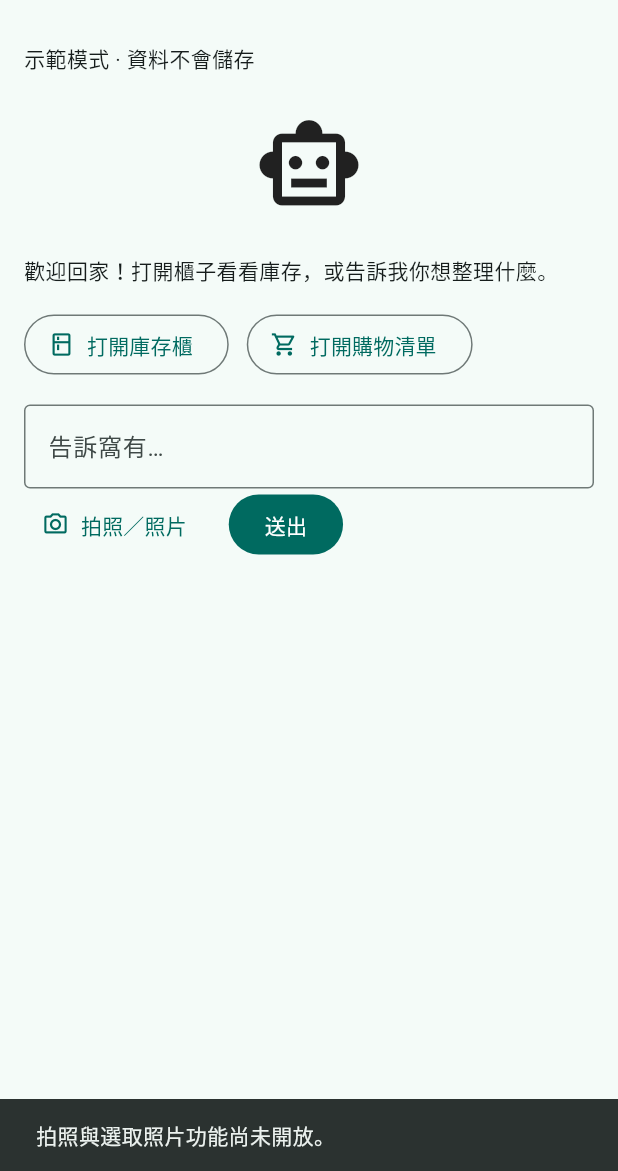
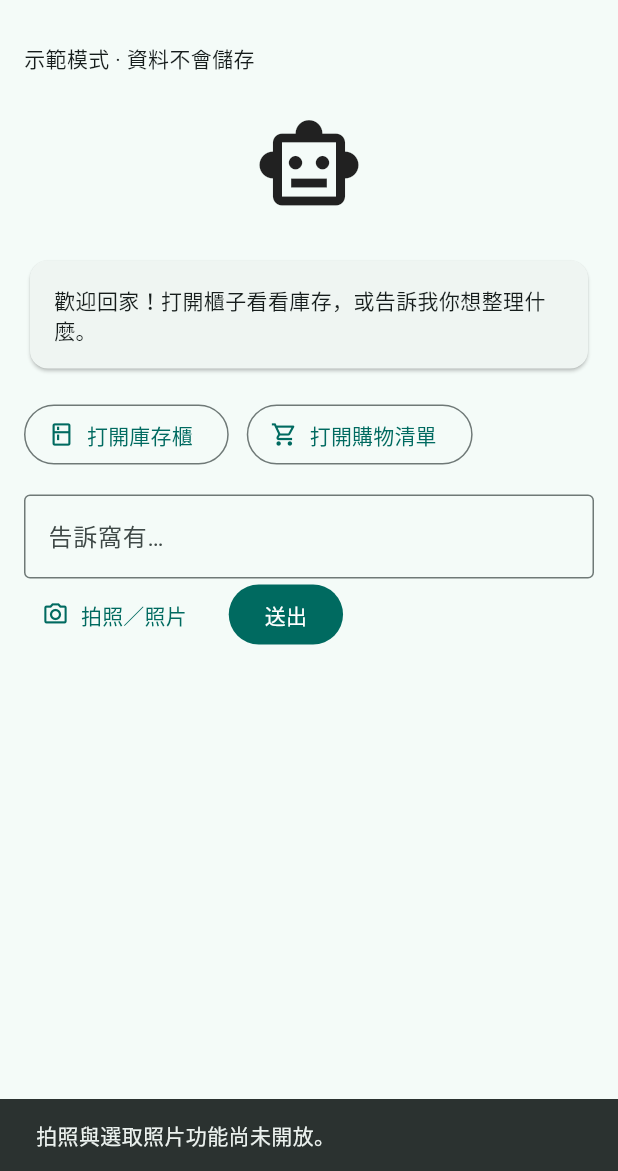
Before and after one commit to Cailum01/nestock_stg, a Flutter app: the screen it shows after launch, after a tap on "拍照／照片", on a phone screen of 412 x 824 dp, the part 65-1236 px from its top. Run offline on Flutter 3.47's test engine with Material 3 defaults, Android fonts, the phone set to English and light mode, and no system bars.

Commit message:
feat: restore C2 day 0-2 frontend foundation

```diff
--- a/frontend/lib/app.dart
+++ b/frontend/lib/app.dart
@@ -5,22 +5,27 @@ import 'features/agent/presentation/agent_home.dart';
 import 'features/inventory/inventory_screen.dart';
 import 'features/shopping/shopping_screen.dart';
 import 'shared/data/catalog_client.dart';
+import 'shared/theme/app_theme.dart';
+import 'features/photo/photo_client.dart';
 
 class NestockApp extends StatelessWidget {
   const NestockApp({
     super.key,
     required this.agentClient,
     required this.catalog,
+    this.photoClient = const UnavailablePhotoClient(),
   });
   final AgentClient agentClient;
   final CatalogClient catalog;
+  final PhotoClient photoClient;
 
   @override
   Widget build(BuildContext context) => MaterialApp(
     title: 'Nestock｜窩有',
-    theme: ThemeData(colorSchemeSeed: Colors.teal, useMaterial3: true),
+    theme: buildAppTheme(),
     home: AgentHome(
       client: agentClient,
+      photoClient: photoClient,
       openInventory: (context) => Navigator.of(context).push<void>(
         MaterialPageRoute(builder: (_) => InventoryScreen(catalog: catalog)),
       ),
--- a/frontend/lib/features/agent/presentation/agent_home.dart
+++ b/frontend/lib/features/agent/presentation/agent_home.dart
@@ -1,3 +1,5 @@
+import 'dart:async';
+
 import 'package:flutter/material.dart';
 
 import '../../../shared/widgets/async_state.dart';
@@ -5,6 +7,8 @@ import '../domain/agent_client.dart';
 import '../domain/agent_view_data.dart';
 import 'agent_result_card.dart';
 import 'approval_card.dart';
+import 'agent_state.dart';
+import '../../photo/photo_client.dart';
 
 class AgentHome extends StatefulWidget {
   const AgentHome({
@@ -12,8 +16,10 @@ class AgentHome extends StatefulWidget {
     required this.client,
     required this.openInventory,
     required this.openShopping,
+    this.photoClient = const UnavailablePhotoClient(),
   });
   final AgentClient client;
+  final PhotoClient photoClient;
   final void Function(BuildContext) openInventory;
   final void Function(BuildContext) openShopping;
   @override
@@ -23,15 +29,14 @@ class AgentHome extends StatefulWidget {
 class _AgentHomeState extends State<AgentHome> {
   final _input = TextEditingController();
   AgentReply? _reply;
-  bool _busy = false;
-  bool _failed = false;
+  AgentState _state = AgentState.idle;
+  bool get _busy => _state == AgentState.loading;
   Future<AgentReply> Function()? _retry;
 
   Future<void> _perform(Future<AgentReply> Function() action) async {
     if (_busy) return;
     setState(() {
-      _busy = true;
-      _failed = false;
+      _state = AgentState.loading;
       _retry = action;
     });
     try {
@@ -39,12 +44,34 @@ class _AgentHomeState extends State<AgentHome> {
       if (!mounted) return;
       setState(() {
         _reply = reply;
+        _state = reply.approval == null
+            ? AgentState.completed
+            : AgentState.waitingForApproval;
         _input.clear();
       });
+    } on TimeoutException {
+      if (mounted) setState(() => _state = AgentState.timeout);
     } catch (_) {
-      if (mounted) setState(() => _failed = true);
-    } finally {
-      if (mounted) setState(() => _busy = false);
+      if (mounted) setState(() => _state = AgentState.error);
+    }
+  }
+
+  Future<void> _openPhoto() async {
+    try {
+      final access = await widget.photoClient.open();
+      if (!mounted) return;
+      ScaffoldMessenger.of(context).showSnackBar(
+        SnackBar(
+          content: Text(
+            access == PhotoAccess.denied ? '相機權限遭拒，請檢查裝置設定。' : '拍照與選取照片功能尚未開放。',
+          ),
+        ),
+      );
+    } catch (_) {
+      if (mounted) {
+        ScaffoldMessenger.of(context)
+            .showSnackBar(const SnackBar(content: Text('無法開啟相機，請稍後再試。')));
+      }
     }
   }
 
@@ -78,7 +105,12 @@ class _AgentHomeState extends State<AgentHome> {
                 semanticLabel: '窩有小幫手',
               ),
             ),
-            Text(_reply?.message ?? '歡迎回家！打開櫃子看看庫存，或告訴我你想整理什麼。'),
+            Card(
+              child: Padding(
+                padding: const EdgeInsets.all(16),
+                child: Text(_reply?.message ?? '歡迎回家！打開櫃子看看庫存，或告訴我你想整理什麼。'),
+              ),
+            ),
             const SizedBox(height: 16),
             Wrap(
               spacing: 12,
@@ -110,9 +142,7 @@ class _AgentHomeState extends State<AgentHome> {
               spacing: 12,
               children: [
                 TextButton.icon(
-                  onPressed: () => ScaffoldMessenger.of(context).showSnackBar(
-                    const SnackBar(content: Text('拍照與選取照片功能尚未開放。')),
-                  ),
+                  onPressed: _openPhoto,
                   icon: const Icon(Icons.camera_alt_outlined),
                   label: const Text('拍照／照片'),
                 ),
@@ -123,7 +153,11 @@ class _AgentHomeState extends State<AgentHome> {
               ],
             ),
             if (_busy) const LoadingState(),
-            if (_failed && !_busy) ErrorState(onRetry: () => _perform(_retry!)),
+            if (_state == AgentState.error || _state == AgentState.timeout)
+              ErrorState(
+                timeout: _state == AgentState.timeout,
+                onRetry: () => _perform(_retry!),
+              ),
             for (final result in _reply?.results ?? <AgentResultView>[])
               AgentResultCard(result: result),
             if (approval != null)
--- /dev/null
+++ b/frontend/lib/features/agent/presentation/agent_state.dart
@@ -0,0 +1 @@
+enum AgentState { idle, loading, waitingForApproval, completed, error, timeout }
--- /dev/null
+++ b/frontend/lib/features/photo/photo_client.dart
@@ -0,0 +1,12 @@
+/// A2 seam: capture/selection and upload lifecycle remain undefined.
+enum PhotoAccess { unavailable, denied }
+
+abstract interface class PhotoClient {
+  Future<PhotoAccess> open();
+}
+
+class UnavailablePhotoClient implements PhotoClient {
+  const UnavailablePhotoClient();
+  @override
+  Future<PhotoAccess> open() async => PhotoAccess.unavailable;
+}
--- a/frontend/lib/main.dart
+++ b/frontend/lib/main.dart
@@ -5,7 +5,17 @@ import 'features/agent/data/mock_agent_client.dart';
 import 'shared/data/demo_catalog.dart';
 
 void main() {
+  const name = String.fromEnvironment(
+    'MOCK_SCENARIO',
+    defaultValue: 'singleAction',
+  );
+  final scenario =
+      MockScenario.values.where((value) => value.name == name).firstOrNull ??
+      MockScenario.singleAction;
   runApp(
-    NestockApp(agentClient: MockAgentClient(), catalog: const DemoCatalog()),
+    NestockApp(
+      agentClient: MockAgentClient(scenario: scenario),
+      catalog: const DemoCatalog(),
+    ),
   );
 }
--- /dev/null
+++ b/frontend/lib/shared/theme/app_theme.dart
@@ -0,0 +1,17 @@
+import 'package:flutter/material.dart';
+
+abstract final class AppTokens {
+  static const spacing = 16.0;
+  static const radius = 12.0;
+  static const primary = Colors.teal;
+}
+
+ThemeData buildAppTheme() => ThemeData(
+  colorSchemeSeed: AppTokens.primary,
+  useMaterial3: true,
+  cardTheme: CardThemeData(
+    shape: RoundedRectangleBorder(
+      borderRadius: BorderRadius.circular(AppTokens.radius),
+    ),
+  ),
+);
--- a/frontend/lib/shared/widgets/async_state.dart
+++ b/frontend/lib/shared/widgets/async_state.dart
@@ -10,13 +10,14 @@ class LoadingState extends StatelessWidget {
 }
 
 class ErrorState extends StatelessWidget {
-  const ErrorState({super.key, required this.onRetry});
+  const ErrorState({super.key, required this.onRetry, this.timeout = false});
   final VoidCallback onRetry;
+  final bool timeout;
   @override
   Widget build(BuildContext context) => Column(
     mainAxisSize: MainAxisSize.min,
     children: [
-      const Text('暫時無法完成，請重試。'),
+      Text(timeout ? '等待逾時，請重試。' : '暫時無法完成，請重試。'),
       TextButton(onPressed: onRetry, child: const Text('重試')),
     ],
   );
```
Also changed, not shown: frontend/lib/features/agent/data/mock_agent_client.dart (+49 -3 lines), frontend/lib/shared/config/app_config.dart (added, +12 -0 lines), 4 other files.
